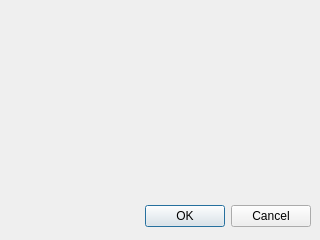
projectdelphai/ECS160_MapEditor, file MapEditor/dgmapproperties.ui: the form before one commit.
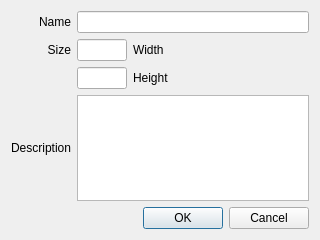
The form after the commit.

Commit message: Properties fields

What changed in the file:
```diff
--- a/MapEditor/dgmapproperties.ui
+++ b/MapEditor/dgmapproperties.ui
@@ -12,22 +12,138 @@
   <property name="windowTitle">
    <string>Dialog</string>
   </property>
-  <widget class="QDialogButtonBox" name="buttonBox">
-   <property name="geometry">
-    <rect>
-     <x>10</x>
-     <y>200</y>
-     <width>301</width>
-     <height>32</height>
-    </rect>
-   </property>
-   <property name="orientation">
-    <enum>Qt::Horizontal</enum>
-   </property>
-   <property name="standardButtons">
-    <set>QDialogButtonBox::Cancel|QDialogButtonBox::Ok</set>
-   </property>
-  </widget>
+  <layout class="QVBoxLayout" name="verticalLayout">
+   <item>
+    <layout class="QGridLayout" name="gridLayout">
+     <item row="3" column="0">
+      <widget class="QLabel" name="label_description">
+       <property name="text">
+        <string>Description</string>
+       </property>
+       <property name="alignment">
+        <set>Qt::AlignRight|Qt::AlignTrailing|Qt::AlignVCenter</set>
+       </property>
+      </widget>
+     </item>
+     <item row="1" column="0">
+      <widget class="QLabel" name="label_size">
+       <property name="text">
+        <string>Size</string>
+       </property>
+       <property name="alignment">
+        <set>Qt::AlignRight|Qt::AlignTrailing|Qt::AlignVCenter</set>
+       </property>
+      </widget>
+     </item>
+     <item row="0" column="1">
+      <widget class="QLineEdit" name="text_name"/>
+     </item>
+     <item row="0" column="0">
+      <widget class="QLabel" name="label_name">
+       <property name="text">
+        <string>Name</string>
+       </property>
+       <property name="alignment">
+        <set>Qt::AlignRight|Qt::AlignTrailing|Qt::AlignVCenter</set>
+       </property>
+      </widget>
+     </item>
+     <item row="1" column="1">
+      <layout class="QHBoxLayout" name="horizontalLayout_3">
+       <item>
+        <widget class="QLineEdit" name="lineEdit">
+         <property name="sizePolicy">
+          <sizepolicy hsizetype="Fixed" vsizetype="Fixed">
+           <horstretch>0</horstretch>
+           <verstretch>0</verstretch>
+          </sizepolicy>
+         </property>
+         <property name="maximumSize">
+          <size>
+           <width>50</width>
+           <height>16777215</height>
+          </size>
+         </property>
+        </widget>
+       </item>
+       <item>
+        <widget class="QLabel" name="label_width">
+         <property name="text">
+          <string>Width</string>
+         </property>
+        </widget>
+       </item>
+       <item>
+        <spacer name="horizontalSpacer">
+         <property name="orientation">
+          <enum>Qt::Horizontal</enum>
+         </property>
+         <property name="sizeHint" stdset="0">
+          <size>
+           <width>40</width>
+           <height>20</height>
+          </size>
+         </property>
+        </spacer>
+       </item>
+      </layout>
+     </item>
+     <item row="2" column="1">
+      <layout class="QHBoxLayout" name="horizontalLayout">
+       <item>
+        <widget class="QLineEdit" name="lineEdit_2">
+         <property name="sizePolicy">
+          <sizepolicy hsizetype="Fixed" vsizetype="Fixed">
+           <horstretch>0</horstretch>
+           <verstretch>0</verstretch>
+          </sizepolicy>
+         </property>
+         <property name="maximumSize">
+          <size>
+           <width>50</width>
+           <height>16777215</height>
+          </size>
+         </property>
+        </widget>
+       </item>
+       <item>
+        <widget class="QLabel" name="label_height">
+         <property name="text">
+          <string>Height</string>
+         </property>
+        </widget>
+       </item>
+       <item>
+        <spacer name="horizontalSpacer_2">
+         <property name="orientation">
+          <enum>Qt::Horizontal</enum>
+         </property>
+         <property name="sizeHint" stdset="0">
+          <size>
+           <width>40</width>
+           <height>20</height>
+          </size>
+         </property>
+        </spacer>
+       </item>
+      </layout>
+     </item>
+     <item row="3" column="1">
+      <widget class="QPlainTextEdit" name="plainTextEdit"/>
+     </item>
+    </layout>
+   </item>
+   <item>
+    <widget class="QDialogButtonBox" name="buttonBox">
+     <property name="orientation">
+      <enum>Qt::Horizontal</enum>
+     </property>
+     <property name="standardButtons">
+      <set>QDialogButtonBox::Cancel|QDialogButtonBox::Ok</set>
+     </property>
+    </widget>
+   </item>
+  </layout>
  </widget>
  <resources/>
  <connections>
```
Left out of the diff: 3 changed lines with no effect on the pictures.
